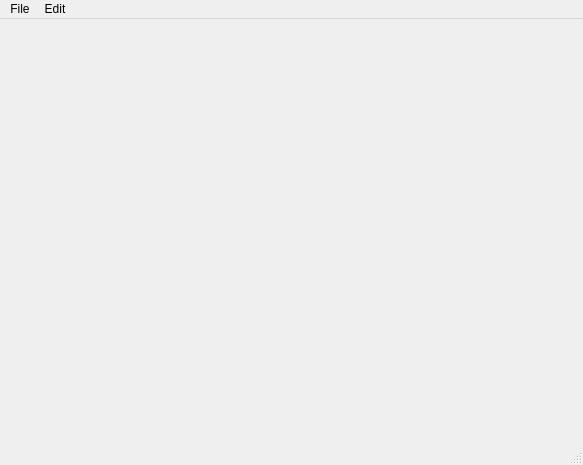
Before: the Qt Designer form MainWindow.ui in jsaunders25/ImageWizard, drawn with Qt 5.
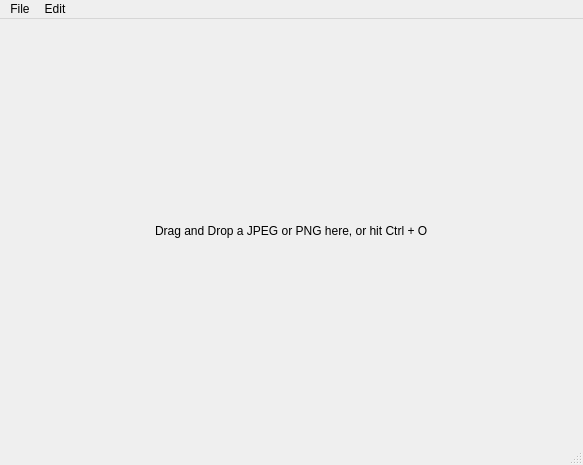
After: the same form once the commit is applied.

Commit message: Added YUV-related functionality

Patch:
```diff
--- a/MainWindow.ui
+++ b/MainWindow.ui
@@ -15,10 +15,10 @@
   </property>
   <widget class="QWidget" name="centralwidget">
    <layout class="QVBoxLayout" name="verticalLayout">
-    <item>
+    <item alignment="Qt::AlignHCenter">
      <widget class="QLabel" name="label_image">
       <property name="text">
-       <string/>
+       <string>Drag and Drop a JPEG or PNG here, or hit Ctrl + O</string>
       </property>
      </widget>
     </item>
```
Left out of the diff: 16 changed lines with no effect on the pictures.
